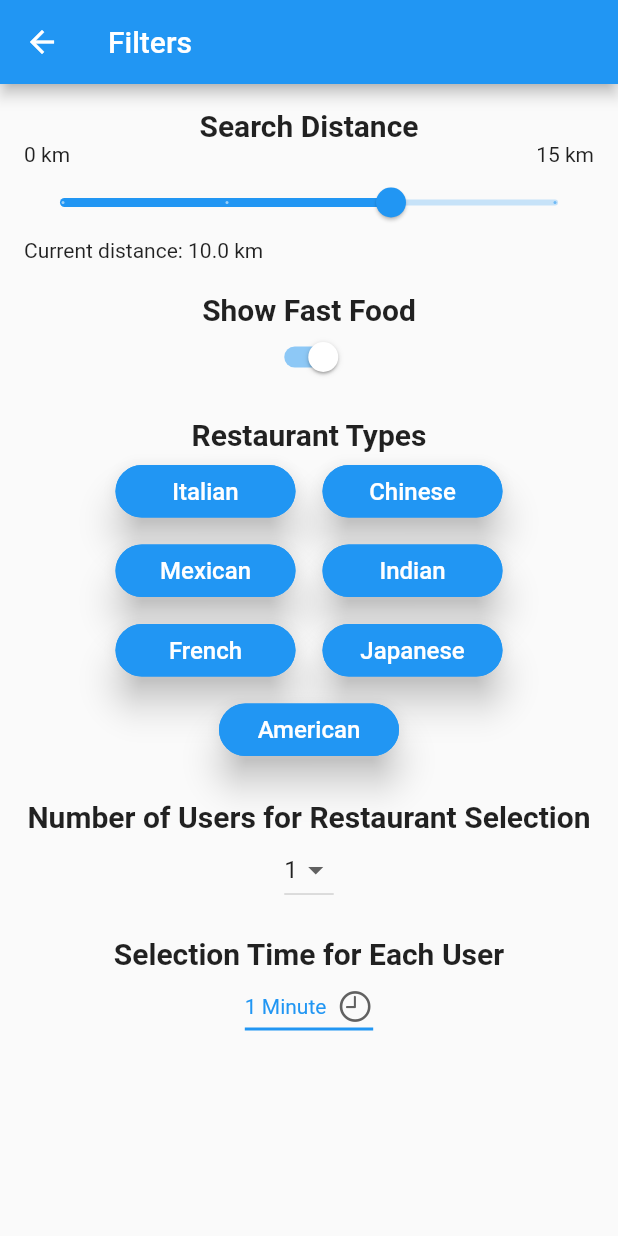
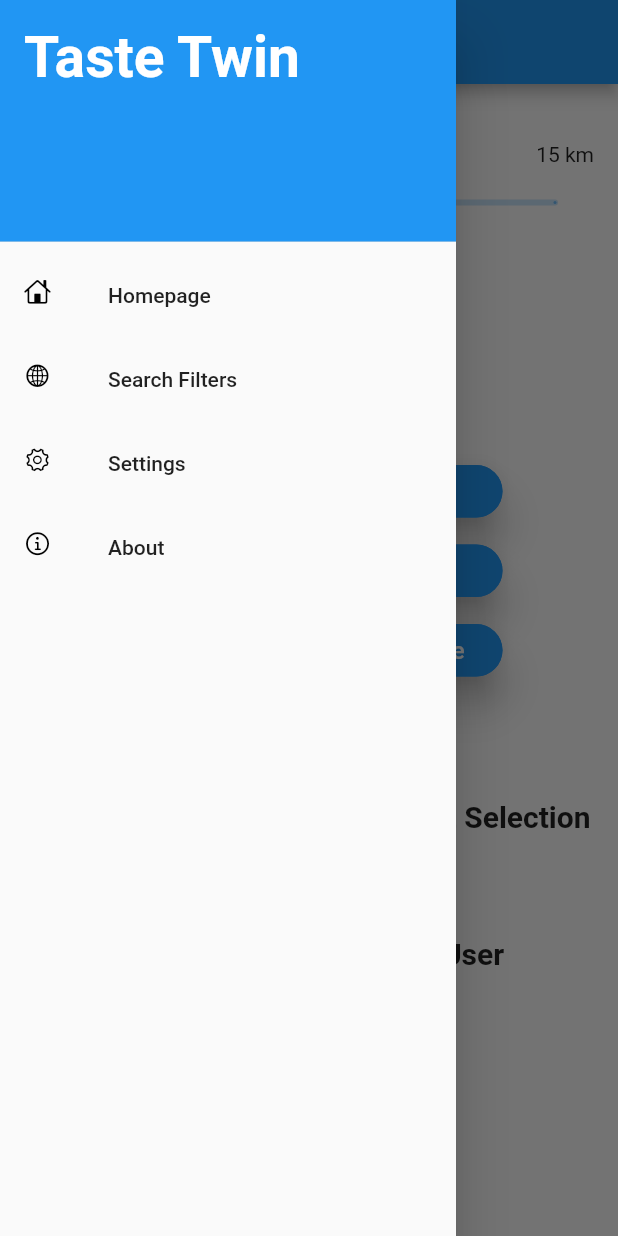
Before and after one commit to MatthewSzurkowski/TasteTwin, a Flutter app: the FiltersPage screen opened directly, with the side drawer open (before the commit the screen has no drawer), on a phone screen of 412 x 824 dp. Run offline on Flutter 3.47's test engine with Material 2 defaults, Android fonts, the phone set to English and light mode, and no system bars; drawn by our look-alikes of custom_radio_grouped_button; our stand-ins replace flutter_riverpod, swipe_cards; missing offline and left inert: dart:ffi.

Commit message:
Using drawer for navigation instead of forward/backward arrows

```diff
--- a/taste_twin/lib/components/MainDrawer.dart
+++ b/taste_twin/lib/components/MainDrawer.dart
@@ -7,7 +7,8 @@ import '../pages/homepage.dart';
 import 'package:flutter/cupertino.dart';
 
 class MainDrawer extends StatelessWidget {
-  const MainDrawer({super.key});
+  const MainDrawer({super.key, required this.currentPage});
+  final String currentPage;
 
   @override
   Widget build(BuildContext context) {
@@ -37,15 +38,16 @@ class MainDrawer extends StatelessWidget {
             ),
             title: const Text('Homepage'),
             onTap: () {
-              // Update the state of the app
-              // ...
-              // Then close the drawer
+              if (currentPage == "Homepage") {
+                Navigator.pop(context);
+              } else {
                 Navigator.pushReplacement(
                   context,
                   MaterialPageRoute(
                       builder: (context) =>
                           const MyHomePage(title: 'Taste Twin')),
                 );
+              }
             },
           ),
           ListTile(
@@ -56,17 +58,19 @@ class MainDrawer extends StatelessWidget {
             ),
             title: const Text('Search Filters'),
             onTap: () {
-              // Update the state of the app
-              // ...
-              // Then close the drawer
+              if (currentPage == "Filters") {
+                Navigator.pop(context);
+              } else {
                 Navigator.pushReplacement(
                   context,
                   MaterialPageRoute(
-                    builder: (context) => FiltersPage(
+                      builder: (context) => const FiltersPage(
                             title: 'Filters',
                             preferences: 'test',
+                            isDrawerVisible: true,
                           )),
                 );
+              }
             },
           ),
           ListTile(
@@ -77,15 +81,16 @@ class MainDrawer extends StatelessWidget {
             ),
             title: const Text('Settings'),
             onTap: () {
-              // Update the state of the app
-              // ...
-              // Then close the drawer
+              if (currentPage == "Settings") {
+                Navigator.pop(context);
+              } else {
                 Navigator.pushReplacement(
                   context,
                   MaterialPageRoute(
                       builder: (context) =>
                           const SettingsPage(title: 'Settings')),
                 );
+              }
             },
           ),
           ListTile(
@@ -96,14 +101,15 @@ class MainDrawer extends StatelessWidget {
             ),
             title: const Text('About'),
             onTap: () {
-              // Update the state of the app
-              // ...
-              // Then close the drawer
+              if (currentPage == "About") {
+                Navigator.pop(context);
+              } else {
                 Navigator.pushReplacement(
                   context,
                   MaterialPageRoute(
                       builder: (context) => const AboutPage(title: 'About')),
                 );
+              }
             },
           ),
         ],
--- a/taste_twin/lib/pages/about.dart
+++ b/taste_twin/lib/pages/about.dart
@@ -1,5 +1,6 @@
 // import 'package:flutter/cupertino.dart';
 import 'package:flutter/material.dart';
+import '../components/MainDrawer.dart';
 
 class AboutPage extends StatefulWidget {
   const AboutPage({super.key, required this.title});
@@ -50,6 +51,9 @@ class _AboutPage extends State<AboutPage> {
             Text(
                 "Lorem ipsum dolor sit amet, consectetur adipiscing elit. Ut non efficitur augue, in condimentum lacus. Integer et volutpat leo. Mauris id vehicula urna. Pellentesque ornare congue dictum. Vivamus luctus sem vel justo ullamcorper, ac elementum felis mattis. Quisque semper mi ut erat vulputate dictum. Integer quis elit non odio pellentesque eleifend sit amet ac mauris. Quisque tempor id ipsum sed sagittis. Proin eu ante mi. Curabitur fermentum erat vel urna dapibus, id pharetra nisl aliquam. Quisque laoreet, sem ac dapibus laoreet, dolor nisl bibendum nunc, et pharetra tortor odio id erat. In eget mi in erat commodo fermentum. Aenean cursus, tellus eget semper viverra, massa leo sollicitudin sem, nec ultricies sem quam id nisi.Nam et magna tempus massa porttitor congue. Phasellus ultricies mattis felis. Lorem ipsum dolor sit amet, consectetur adipiscing elit. Pellentesque lacus nulla, commodo id elit ac, egestas sagittis tellus. Aliquam iaculis elementum suscipit. Cras a lobortis sem, quis congue justo. Integer congue nisl non metus iaculis, eu commodo velit accumsan. Curabitur ut augue interdum, ullamcorper libero quis, interdum nisi. Morbi vel tellus luctus, congue metus quis, egestas lorem. Phasellus id iaculis leo. In sagittis dictum finibus. Etiam in finibus risus, id vulputate eros.Donec malesuada mauris vel ante pharetra interdum. Fusce at malesuada lacus. In orci erat, posuere quis faucibus eget, ullamcorper a elit."),
           ],
-        )));
+        )),
+        drawer: const MainDrawer(
+          currentPage: 'About',
+        ));
   }
 }
--- a/taste_twin/lib/pages/filterspage.dart
+++ b/taste_twin/lib/pages/filterspage.dart
@@ -5,12 +5,17 @@ import '../components/preferences.dart';
 import 'package:flutter_riverpod/flutter_riverpod.dart';
 import '../main.dart';
 import '/components/preferences_provider.dart';
+import '../components/MainDrawer.dart';
 
 const List<String> list = <String>["1", "2", "3", "4", "5"];
 int numUsersVal = 1;
 
 class FiltersPage extends StatefulWidget {
-  FiltersPage({super.key, required this.title, required String preferences});
+  const FiltersPage(
+      {super.key,
+      required this.title,
+      required String preferences,
+      required this.isDrawerVisible});
 
   // This widget is the home page of your application. It is stateful, meaning
   // that it has a State object (defined below) that contains fields that affect
@@ -20,16 +25,19 @@ class FiltersPage extends StatefulWidget {
   // case the title) provided by the parent (in this case the App widget) and
   // used by the build method of the State. Fields in a Widget subclass are
   // always marked "final".
-
+  final bool isDrawerVisible;
   final String title;
 
   @override
-  State<FiltersPage> createState() => _FiltersPage();
+  State<FiltersPage> createState() =>
+      _FiltersPage(isDrawerVisible: isDrawerVisible);
 }
 
 class _FiltersPage extends State<FiltersPage> {
   // initial value for the slider
   bool showFastFood = true;
+  _FiltersPage({required this.isDrawerVisible});
+  final bool isDrawerVisible;
 
   @override
   Widget build(BuildContext context) {
@@ -213,6 +221,11 @@ class _FiltersPage extends State<FiltersPage> {
               ],
             ),
           ),
+          drawer: widget.isDrawerVisible
+              ? const MainDrawer(
+                  currentPage: 'Filters',
+                )
+              : null,
         );
       },
     );
--- a/taste_twin/lib/pages/settings.dart
+++ b/taste_twin/lib/pages/settings.dart
@@ -1,6 +1,7 @@
 // import 'package:flutter/cupertino.dart';
 import 'package:flutter/material.dart';
 import 'package:flutter/cupertino.dart';
+import '../components/MainDrawer.dart';
 
 const List<Widget> icons = <Widget>[
   Icon(CupertinoIcons.brightness),
@@ -72,6 +73,9 @@ class _SettingsPage extends State<SettingsPage> {
               ),
             ]),
           ],
-        )));
+        )),
+        drawer: const MainDrawer(
+          currentPage: 'Settings',
+        ));
   }
 }
```
Also changed, not shown: taste_twin/lib/pages/homepage.dart (+6 -2 lines). Lines whose indentation alone changed are shown as unchanged.
